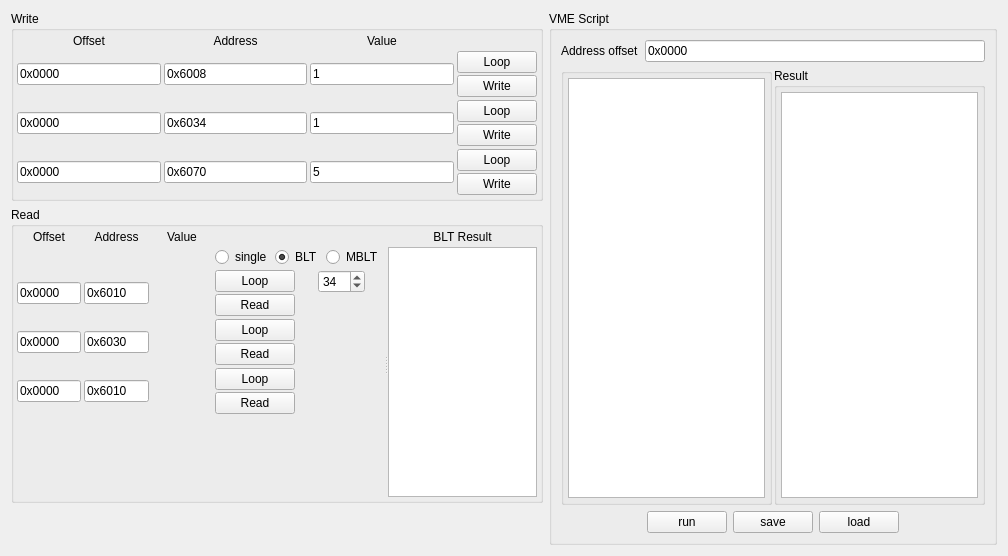
Before: the Qt Designer form src/vme_debug_widget.ui in flueke/mvme, drawn with Qt 5.
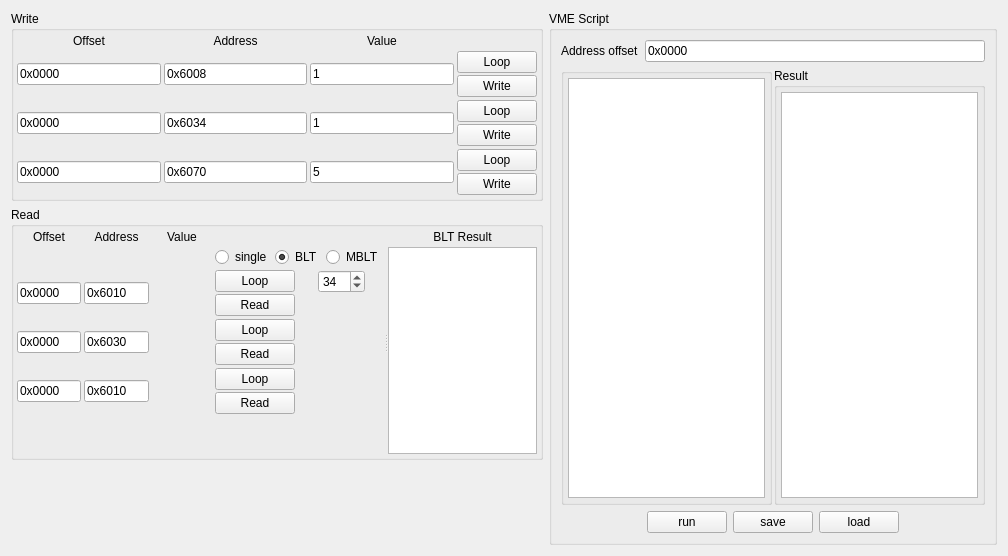
After: the same form once the commit is applied.

Commit message: allow vme debug widget to shrink vertically

What changed in the file:
```diff
--- a/src/vme_debug_widget.ui
+++ b/src/vme_debug_widget.ui
@@ -615,7 +615,7 @@
               <property name="minimumSize">
                <size>
                 <width>125</width>
-                <height>250</height>
+                <height>125</height>
                </size>
               </property>
               <property name="maximumSize">
```
